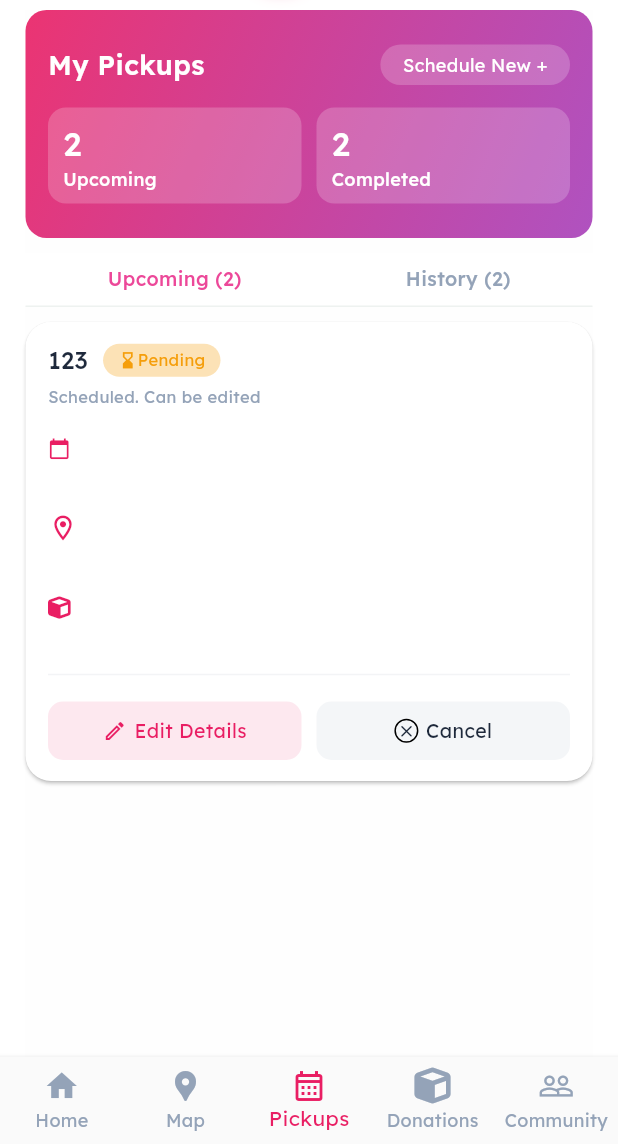
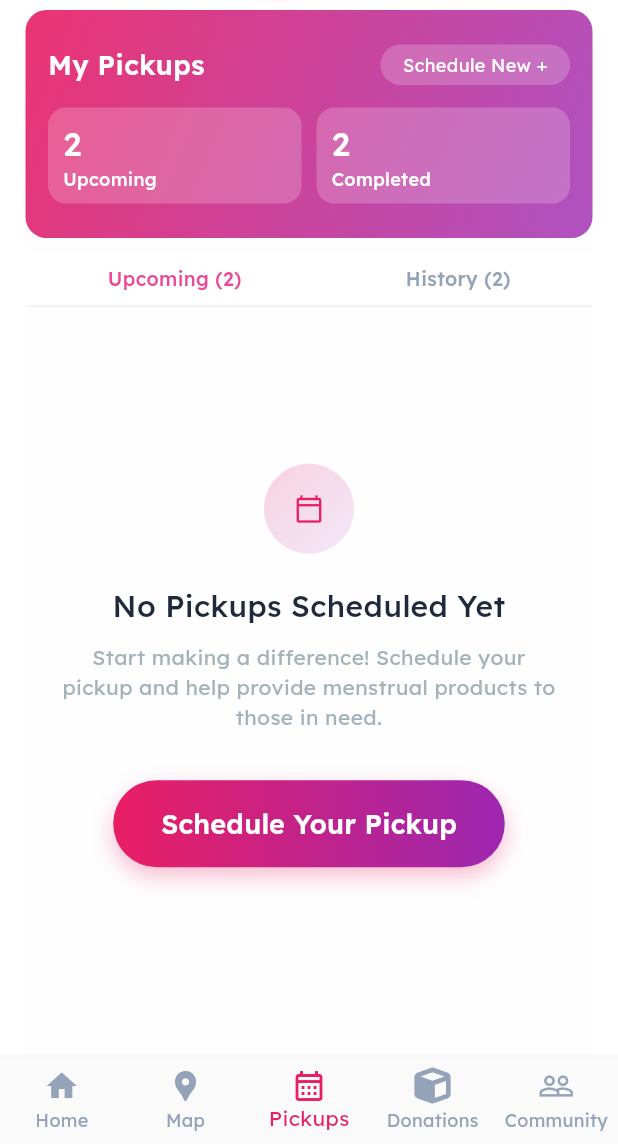
Before and after one commit to juliamwangi123/flo_rewite, a Flutter app: the HomePage screen opened by its route, item 3 of the bottom bar chosen, on a phone screen of 412 x 824 dp, the part 92-1236 px from its top. Run offline on Flutter 3.47's test engine with Material 3 defaults, Android fonts, the light colour scheme and no system bars; drawn by our look-alikes of skeletonizer; our stand-ins replace app_links, bloc, country_code_picker, dartz, equatable, firebase_auth and 13 more; missing offline and left inert: add_2_calendar; accounts and stored records are empty.

Commit message:
feat: add shared deletion dialog and empty state to schedule pickup page

```diff
--- a/lib/features/pick_up/presentation/bloc/cancel_scheduled_pickup_bloc.dart
+++ b/lib/features/pick_up/presentation/bloc/cancel_scheduled_pickup_bloc.dart
@@ -40,7 +40,7 @@ class CancelScheduledPickupBloc
       (suggestions) => emit(
         state.copyWith(
           isLoading: false,
-          errorMessage: '',
+          errorMessage: null,
           isCancelledSucceffully: true,
         ),
       ),
--- a/lib/features/pick_up/presentation/bloc/cancel_scheduled_pickup_state.dart
+++ b/lib/features/pick_up/presentation/bloc/cancel_scheduled_pickup_state.dart
@@ -7,7 +7,7 @@ class CancelScheduledPickupState extends Equatable {
   const CancelScheduledPickupState({
     this.isLoading = false,
     this.isCancelledSucceffully = false,
-    this.errorMessage = ''
+    this.errorMessage
 
   });
 
--- /dev/null
+++ b/lib/features/pick_up/presentation/widgets/floaid_emptystate.dart
@@ -0,0 +1,105 @@
+import 'package:floo_aid_rewrite/core/routes/routes.dart';
+import 'package:floo_aid_rewrite/core/theme/text_theme.dart';
+import 'package:floo_aid_rewrite/core/theme/theme.dart';
+import 'package:floo_aid_rewrite/core/widgets/spaces.dart';
+import 'package:flutter/material.dart';
+
+class PickupsEmptyState extends StatelessWidget {
+  const PickupsEmptyState({super.key});
+
+  @override
+  Widget build(BuildContext context) {
+    return Center(
+      child: Padding(
+        padding: const EdgeInsets.symmetric(horizontal: 24.0),
+        child: Column(
+          mainAxisAlignment: MainAxisAlignment.center,
+          children: [
+            Container(
+              width: 60,
+              height: 60,
+              decoration: BoxDecoration(
+                shape: BoxShape.circle,
+                gradient: LinearGradient(
+                  begin: Alignment.topLeft,
+                  end: Alignment.bottomRight,
+                  colors: [
+                    AppColors.floaidPink.withValues(alpha: .2),
+                    AppColors.floaidPurple.withValues(alpha: .1),
+                  ],
+                ),
+              ),
+              child: Icon(
+                Icons.calendar_today_outlined,
+                size: 20,
+                color: Colors.pink.shade500,
+              ),
+            ),
+            mediumVerticalSizedBox,
+            Text(
+              'No Pickups Scheduled Yet',
+              style: boldSize20Text(AppColors.deepNavy),
+              textAlign: TextAlign.center,
+            ),
+            smallVerticalSizedBox,
+            Text(
+              'Start making a difference! Schedule your pickup and help provide menstrual products to those in need.',
+              style: normalSize14Text(AppColors.blueGray),
+              textAlign: TextAlign.center,
+            ),
+            const SizedBox(height: 32),
+
+            // CTA Button
+            DecoratedBox(
+              decoration: BoxDecoration(
+                borderRadius: BorderRadius.circular(30),
+                gradient: const LinearGradient(
+                  begin: Alignment.centerLeft,
+                  end: Alignment.centerRight,
+                  colors: [
+                    AppColors.floaidPink,
+                    AppColors.floaidPurple
+                  ],
+                ),
+                boxShadow: [
+                  BoxShadow(
+                    color: AppColors.floaidPink.withValues(alpha: .3),
+                    blurRadius: 12,
+                    offset: const Offset(0, 6),
+                  ),
+                ],
+              ),
+              child: ElevatedButton(
+                onPressed: () {
+                  Navigator.pushNamed(context, AppRoutes.schedulePickForm);
+                },
+                style: ElevatedButton.styleFrom(
+                  backgroundColor: Colors.transparent,
+                  shadowColor: Colors.transparent,
+                  padding: const EdgeInsets.symmetric(
+                    horizontal: 32,
+                    vertical: 16,
+                  ),
+                  shape: RoundedRectangleBorder(
+                    borderRadius: BorderRadius.circular(30),
+                  ),
+                ),
+                child: const Text(
+                  'Schedule Your Pickup',
+                  style: TextStyle(
+                    fontSize: 18,
+                    fontWeight: FontWeight.w600,
+                    color: Colors.white,
+                  ),
+                ),
+              ),
+            ),
+            const SizedBox(height: 32),
+
+
+          ],
+        ),
+      ),
+    );
+  }
+}
--- a/lib/features/pick_up/presentation/widgets/user_scheduled_pickup_list.dart
+++ b/lib/features/pick_up/presentation/widgets/user_scheduled_pickup_list.dart
@@ -1,5 +1,10 @@
+import 'package:floo_aid_rewrite/core/theme/theme.dart';
+import 'package:floo_aid_rewrite/core/widgets/custom_snackbar.dart';
+import 'package:floo_aid_rewrite/core/widgets/floaid_dialoog.dart';
+import 'package:floo_aid_rewrite/features/pick_up/presentation/widgets/floaid_emptystate.dart';
 import 'package:floo_aid_rewrite/core/widgets/spaces.dart';
 import 'package:floo_aid_rewrite/features/auth/presenataion/bloc/auth_bloc.dart';
+import 'package:floo_aid_rewrite/features/pick_up/presentation/bloc/cancel_scheduled_pickup_bloc.dart';
 import 'package:floo_aid_rewrite/features/pick_up/presentation/bloc/get_users_scheduled_pickups_bloc.dart';
 import 'package:floo_aid_rewrite/features/pick_up/presentation/widgets/schedule_pickup_card.dart';
 import 'package:flutter/material.dart';
@@ -18,33 +23,64 @@ class _UserScheduledPickupListState extends State<UserScheduledPickupList> {
   @override
   void initState() {
     super.initState();
-    WidgetsBinding.instance.addPostFrameCallback((_){
+    WidgetsBinding.instance.addPostFrameCallback((_) {
       final uId = context.read<AuthBloc>().state.user?.uuid;
+      if (uId != null) {
         context.read<GetUsersScheduledPickupsBloc>().add(
-      FetchUserScheduledPickUpsEvent(userId: uId ?? ''),
+          FetchUserScheduledPickUpsEvent(userId: uId),
         );
+      }
     });
-
   }
 
   @override
   Widget build(BuildContext context) {
-    return BlocConsumer<GetUsersScheduledPickupsBloc, GetUsersScheduledPickupsState>(
-      listener: (context, state) {
-
+    return BlocConsumer<CancelScheduledPickupBloc, CancelScheduledPickupState>(
+      listener: (context, cancelState) {
+        if (cancelState.isCancelledSucceffully == true &&
+            cancelState.errorMessage == null) {
+          if (Navigator.canPop(context)) {
+            Navigator.pop(context);
+          }
+          showCustomSnackBar(
+            context,
+            'Cancelled  pickup successfully',
+            AppColors.successGreen,
+            AppColors.whiteColor,
+          );
+        } else if (cancelState.errorMessage != null &&
+            cancelState.isCancelledSucceffully == false) {
+          showCustomSnackBar(
+            context,
+            'Failed to cancel pickup',
+            AppColors.errorRed,
+            AppColors.whiteColor,
+          );
+        }
       },
-      builder: (context, state) {
+      builder: (context, cancelState) {
+        return BlocConsumer<
+          GetUsersScheduledPickupsBloc,
+          GetUsersScheduledPickupsState
+        >(
+          listener: (context, pickupState) {},
+          builder: (context, pickupState) {
+            if(pickupState.scheduledPickup?.isEmpty ?? true){
+              return const PickupsEmptyState();
+            }
             return Skeletonizer(
-          enabled: state.isLoading == true,
+              enabled: pickupState.isLoading == true,
               child: ListView.separated(
-            itemCount: state.scheduledPickup?.length ?? 1,
-            separatorBuilder:(context, index) {
+                itemCount: pickupState.scheduledPickup?.length ?? 1,
+                separatorBuilder: (context, index) {
                   return mediumVerticalSizedBox;
                 },
                 itemBuilder: (BuildContext context, int index) {
-              final pickups = state.scheduledPickup?[index];
+                  final pickups = pickupState.scheduledPickup?[index];
                   return SchedulePickCard(
-                scheduleId: '123',
+                  scheduleId: pickups != null && pickups.id != null && pickups.id!.length >= 5
+                                ? pickups.id!.substring(pickups.id!.length - 5)
+                                : pickups?.id ?? '',
                     scheduleStatus: true,
                     scheduleDate: pickups?.pickupDate ?? '',
                     timeSlot: pickups?.pickupTime ?? '',
@@ -52,11 +88,40 @@ class _UserScheduledPickupListState extends State<UserScheduledPickupList> {
                     landmark: pickups?.landmark ?? '',
                     donation: pickups?.donationType ?? '',
                     typeOfDonation: pickups?.typeOfDonation ?? '',
+                    handleCancelPickUp: () {
+                      FloAidDialog.show(
+                        context: context,
+                        type: DialogType.danger,
+                        icon: '🗑️',
+                        title: 'Delete Pickup?',
+                        message: 'This action cannot be undone.',
+                        confirmText: 'Delete',
+                        cancelText: 'Cancel',
+                        isLoading: cancelState.isLoading,
+                        onConfirm: () {
+                          final id = pickups?.id;
+                          if (id != null) {
+                            context.read<CancelScheduledPickupBloc>().add(
+                              HandleCancelScheduledPickupEvent(id: id),
+                            );
+                          }
+                          final uId = context.read<AuthBloc>().state.user?.uuid;
+                          if (uId != null) {
+                            context.read<GetUsersScheduledPickupsBloc>().add(
+                              FetchUserScheduledPickUpsEvent(userId: uId),
+                            );
+                          }
+                        },
+                      );
+                    },
+                    handleEditPickUp: () {},
                   );
                 },
               ),
             );
           },
         );
+      },
+    );
   }
 }
```
Also changed, not shown: lib/core/widgets/floaid_dialoog.dart (added, +285 -0 lines), lib/features/pick_up/presentation/widgets/schedule_pickup_card.dart (+8 -3 lines). Lines whose indentation alone changed are shown as unchanged.
